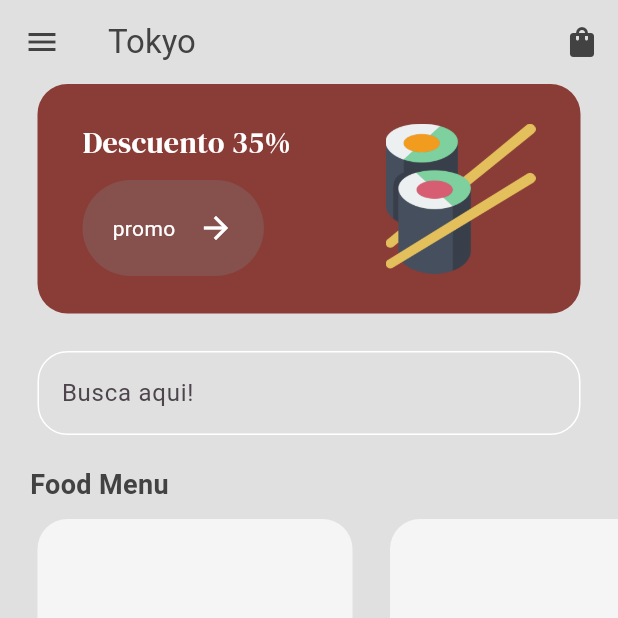
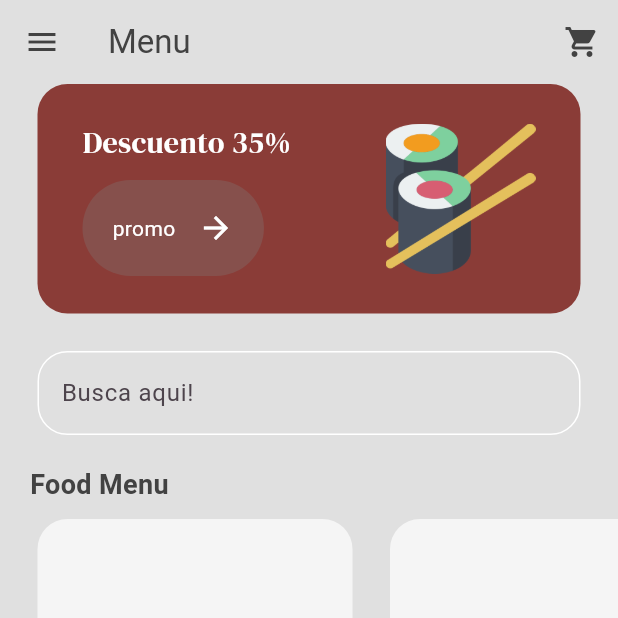
Before and after one commit to IsraelMerlyn/menu_restaurante, a Flutter app: the screen it shows after launch, after a tap on "Inicio", on a phone screen of 412 x 824 dp, the top half of it. Run offline on Flutter 3.47's test engine with Material 3 defaults, Android fonts, the phone set to English and light mode, and no system bars; our stand-ins replace awesome_dialog, google_fonts.

Commit message:
tasks 0.0.1 Agregando vistas, menu, rutas

```diff
--- a/lib/main.dart
+++ b/lib/main.dart
@@ -1,7 +1,9 @@
 import 'package:flutter/material.dart';
 import 'package:menu_restaurante/presentation/Screen/IntroPages.dart';
 import 'package:menu_restaurante/presentation/Screen/cart_pages.dart';
-import 'package:menu_restaurante/presentation/Screen/menuPages.dart';
+import 'package:menu_restaurante/presentation/Screen/homePages.dart';
+import 'package:menu_restaurante/presentation/Screen/settingPages.dart';
+// import 'package:menu_restaurante/presentation/Screen/menuPages.dart';
 import 'package:menu_restaurante/presentation/models/shop_model.dart';
 import 'package:provider/provider.dart';
 
@@ -26,8 +28,10 @@ class MyApp extends StatelessWidget {
       home: const IntroPages(),
       routes: {
         '/intropage': (context) => const IntroPages(),
-        '/menupages': (context) => const MenuPages(),
+        // '/menupages': (context) => const MenuPages(),
+        '/homemenupages': (context) => const HomePagesMenu(),
         '/cartpages': (context) => const CartPages(),
+        '/settingpages': (context) => const SettingPages(),
       },
     );
   }
--- a/lib/presentation/Screen/IntroPages.dart
+++ b/lib/presentation/Screen/IntroPages.dart
@@ -1,4 +1,3 @@
-// ignore: file_names
 import 'package:flutter/material.dart';
 import 'package:google_fonts/google_fonts.dart';
 import 'package:menu_restaurante/components/button.dart';
@@ -9,7 +8,7 @@ class IntroPages extends StatelessWidget {
   @override
   Widget build(BuildContext context) {
     return Scaffold(
-      backgroundColor: Color.fromARGB(255, 138, 60, 55),
+      backgroundColor: const Color.fromARGB(255, 138, 60, 55),
       body: Padding(
         padding: const EdgeInsets.all(25.0),
         child: Column(
@@ -58,10 +57,9 @@ class IntroPages extends StatelessWidget {
 
               MyButton(
                 text: 'Inicio',
-                onTap: () {
-                  //get to menu
-                  Navigator.pushNamed(context, '/menupages');
-                },
+                onTap: () =>
+                    //get to menu
+                    Navigator.pushNamed(context, '/homemenupages'),
               )
               // get start button
             ]),
--- /dev/null
+++ b/lib/presentation/Screen/homePages.dart
@@ -0,0 +1,207 @@
+import 'package:flutter/material.dart';
+import 'package:menu_restaurante/components/drawer.dart';
+import 'package:google_fonts/google_fonts.dart';
+import 'package:menu_restaurante/components/button.dart';
+import 'package:menu_restaurante/components/foot_tile.dart';
+import 'package:menu_restaurante/presentation/Screen/foodDetails.dart';
+import 'package:menu_restaurante/presentation/models/shop_model.dart';
+
+import 'package:menu_restaurante/themes/colors.dart';
+import 'package:provider/provider.dart';
+
+class HomePagesMenu extends StatefulWidget {
+  const HomePagesMenu({super.key});
+
+  @override
+  State<HomePagesMenu> createState() => _HomePagesMenuState();
+}
+
+class _HomePagesMenuState extends State<HomePagesMenu> {
+  void navigateToFoodDetails(int index) {
+    //get the shop
+    final shop = context.read<Shop>();
+    final foodMenu = shop.foodMenu;
+
+    Navigator.push(
+      context,
+      MaterialPageRoute(
+        builder: (context) => FoodDetailsPages(
+          food: foodMenu[index],
+        ),
+      ),
+    );
+  }
+
+  @override
+  Widget build(BuildContext context) {
+    //get the shop
+    final shop = context.read<Shop>();
+    final foodMenu = shop.foodMenu;
+
+    return Scaffold(
+      backgroundColor: Colors.grey[300],
+      appBar: AppBar(
+        backgroundColor: Colors.transparent,
+        foregroundColor: Colors.grey[800],
+        elevation: 0,
+        title: const Text('Menu'),
+        actions: [
+          IconButton(
+              onPressed: () {
+                Navigator.pushNamed(context, '/cartpages');
+              },
+              icon: const Icon(Icons.shopping_cart))
+        ],
+      ),
+      drawer: const MyDrawer(),
+      body: Column(
+        crossAxisAlignment: CrossAxisAlignment.start,
+        children: [
+          //promo banner
+
+          Container(
+            decoration: BoxDecoration(
+                color: primaryColor, borderRadius: BorderRadius.circular(20)),
+            margin: const EdgeInsets.symmetric(horizontal: 25),
+            padding: const EdgeInsets.symmetric(horizontal: 30, vertical: 25),
+            child: Row(
+              mainAxisAlignment: MainAxisAlignment.spaceBetween,
+              children: [
+                //promo
+                Column(
+                  crossAxisAlignment: CrossAxisAlignment.start,
+                  children: [
+                    Text(
+                      'Descuento 35%',
+                      style: GoogleFonts.dmSerifDisplay(
+                          fontSize: 20, color: Colors.white),
+                    ),
+                    const SizedBox(
+                      height: 10,
+                    ),
+                    //boton
+
+                    MyButton(
+                      text: 'promo',
+                      onTap: () {},
+                    )
+                  ],
+                ),
+
+                // image
+
+                Image.asset(
+                  'assets/img/sushis.png',
+                  width: 100,
+                )
+              ],
+            ),
+          ),
+          const SizedBox(
+            height: 25,
+          ),
+
+          // search bar
+
+          Padding(
+            padding: const EdgeInsets.symmetric(horizontal: 25.0),
+            child: TextField(
+              decoration: InputDecoration(
+                  focusedBorder: OutlineInputBorder(
+                    borderSide: const BorderSide(color: Colors.white),
+                    borderRadius: BorderRadius.circular(20),
+                  ),
+                  enabledBorder: OutlineInputBorder(
+                    borderSide: const BorderSide(color: Colors.white),
+                    borderRadius: BorderRadius.circular(20),
+                  ),
+                  hintText: 'Busca aqui!'),
+            ),
+          ),
+          const SizedBox(
+            height: 20,
+          ),
+
+          // menu list
+
+          Padding(
+            padding: const EdgeInsets.symmetric(horizontal: 20.0),
+            child: Text(
+              'Food Menu',
+              style: TextStyle(
+                  fontWeight: FontWeight.bold,
+                  color: Colors.grey[800],
+                  fontSize: 18),
+            ),
+          ),
+
+          const SizedBox(
+            height: 10,
+          ),
+
+          // popular food
+          Expanded(
+            child: ListView.builder(
+              scrollDirection: Axis.horizontal,
+              itemCount: foodMenu.length,
+              itemBuilder: (context, index) => FootTile(
+                food: foodMenu[index],
+                onTap: () => navigateToFoodDetails(index),
+              ),
+            ),
+          ),
+          const SizedBox(
+            height: 20,
+          ),
+          Container(
+            decoration: BoxDecoration(
+              color: Colors.grey[100],
+              borderRadius: BorderRadius.circular(20),
+            ),
+            margin: const EdgeInsets.only(left: 25, right: 25, bottom: 25),
+            padding: const EdgeInsets.all(20),
+            child: Row(
+              mainAxisAlignment: MainAxisAlignment.spaceBetween,
+              children: [
+                Row(
+                  children: [
+                    Image.asset(
+                      'assets/img/sushi3.png',
+                      height: 60,
+                    ),
+                    const SizedBox(
+                      width: 20,
+                    ),
+                    Column(
+                      crossAxisAlignment: CrossAxisAlignment.start,
+                      children: [
+                        Text(
+                          "salmon",
+                          style: GoogleFonts.dmSerifDisplay(fontSize: 18),
+                        ),
+                        const SizedBox(
+                          height: 10,
+                        ),
+                        Text(
+                          "\$21.00",
+                          style: TextStyle(
+                            color: Colors.grey[700],
+                          ),
+                        ),
+                      ],
+                    ),
+                  ],
+                ),
+                Icon(
+                  Icons.favorite_outline,
+                  color: Colors.grey[600],
+                  size: 28,
+                )
+              ],
+            ),
+          )
+        ],
+      ),
+    );
+  }
+}
--- a/lib/presentation/Screen/menuPages.dart
+++ b/lib/presentation/Screen/menuPages.dart
@@ -2,6 +2,7 @@
 import 'package:flutter/material.dart';
 import 'package:google_fonts/google_fonts.dart';
 import 'package:menu_restaurante/components/button.dart';
+import 'package:menu_restaurante/components/drawer.dart';
 import 'package:menu_restaurante/components/foot_tile.dart';
 import 'package:menu_restaurante/presentation/Screen/foodDetails.dart';
 
@@ -39,6 +40,7 @@ class _MenuPagesState extends State<MenuPages> {
     //get the shop
     final shop = context.read<Shop>();
     final foodMenu = shop.foodMenu;
+
     return Scaffold(
       backgroundColor: Colors.grey[300],
       appBar: AppBar(
@@ -59,154 +61,155 @@ class _MenuPagesState extends State<MenuPages> {
               icon: const Icon(Icons.shopping_bag))
         ],
       ),
-      body: Column(
-        crossAxisAlignment: CrossAxisAlignment.start,
-        children: [
-          //promo banner
+      drawer: MyDrawer(),
+      // body: Column(
+      //   crossAxisAlignment: CrossAxisAlignment.start,
+      //   children: [
+      //     //promo banner
 
-          Container(
-            decoration: BoxDecoration(
-                color: primaryColor, borderRadius: BorderRadius.circular(20)),
-            margin: const EdgeInsets.symmetric(horizontal: 25),
-            padding: const EdgeInsets.symmetric(horizontal: 30, vertical: 25),
-            child: Row(
-              mainAxisAlignment: MainAxisAlignment.spaceBetween,
-              children: [
-                //promo
-                Column(
-                  crossAxisAlignment: CrossAxisAlignment.start,
-                  children: [
-                    Text(
-                      'Descuento 35%',
-                      style: GoogleFonts.dmSerifDisplay(
-                          fontSize: 20, color: Colors.white),
-                    ),
-                    const SizedBox(
-                      height: 10,
-                    ),
-                    //boton
+      //     Container(
+      //       decoration: BoxDecoration(
+      //           color: primaryColor, borderRadius: BorderRadius.circular(20)),
+      //       margin: const EdgeInsets.symmetric(horizontal: 25),
+      //       padding: const EdgeInsets.symmetric(horizontal: 30, vertical: 25),
+      //       child: Row(
+      //         mainAxisAlignment: MainAxisAlignment.spaceBetween,
+      //         children: [
+      //           //promo
+      //           Column(
+      //             crossAxisAlignment: CrossAxisAlignment.start,
+      //             children: [
+      //               Text(
+      //                 'Descuento 35%',
+      //                 style: GoogleFonts.dmSerifDisplay(
+      //                     fontSize: 20, color: Colors.white),
+      //               ),
+      //               const SizedBox(
+      //                 height: 10,
+      //               ),
+      //               //boton
 
-                    MyButton(
-                      text: 'promo',
-                      onTap: () {},
-                    )
-                  ],
-                ),
+      //               MyButton(
+      //                 text: 'promo',
+      //                 onTap: () {},
+      //               )
+      //             ],
+      //           ),
 
-                // image
+      //           // image
 
-                Image.asset(
-                  'assets/img/sushis.png',
-                  width: 100,
-                )
-              ],
-            ),
-          ),
-          const SizedBox(
-            height: 25,
-          ),
+      //           Image.asset(
+      //             'assets/img/sushis.png',
+      //             width: 100,
+      //           )
+      //         ],
+      //       ),
+      //     ),
+      //     const SizedBox(
+      //       height: 25,
+      //     ),
 
-          // search bar
+      //     // search bar
 
-          Padding(
-            padding: const EdgeInsets.symmetric(horizontal: 25.0),
-            child: TextField(
-              decoration: InputDecoration(
-                  focusedBorder: OutlineInputBorder(
-                    borderSide: const BorderSide(color: Colors.white),
-                    borderRadius: BorderRadius.circular(20),
-                  ),
-                  enabledBorder: OutlineInputBorder(
-                    borderSide: const BorderSide(color: Colors.white),
-                    borderRadius: BorderRadius.circular(20),
-                  ),
-                  hintText: 'Busca aqui!'),
-            ),
-          ),
-          const SizedBox(
-            height: 20,
-          ),
+      //     Padding(
+      //       padding: const EdgeInsets.symmetric(horizontal: 25.0),
+      //       child: TextField(
+      //         decoration: InputDecoration(
+      //             focusedBorder: OutlineInputBorder(
+      //               borderSide: const BorderSide(color: Colors.white),
+      //               borderRadius: BorderRadius.circular(20),
+      //             ),
+      //             enabledBorder: OutlineInputBorder(
+      //               borderSide: const BorderSide(color: Colors.white),
+      //               borderRadius: BorderRadius.circular(20),
+      //             ),
+      //             hintText: 'Busca aqui!'),
+      //       ),
+      //     ),
+      //     const SizedBox(
+      //       height: 20,
+      //     ),
 
-          // menu list
+      //     // menu list
 
-          Padding(
-            padding: const EdgeInsets.symmetric(horizontal: 20.0),
-            child: Text(
-              'Food Menu',
-              style: TextStyle(
-                  fontWeight: FontWeight.bold,
-                  color: Colors.grey[800],
-                  fontSize: 18),
-            ),
-          ),
+      //     Padding(
+      //       padding: const EdgeInsets.symmetric(horizontal: 20.0),
+      //       child: Text(
+      //         'Food Menu',
+      //         style: TextStyle(
+      //             fontWeight: FontWeight.bold,
+      //             color: Colors.grey[800],
+      //             fontSize: 18),
+      //       ),
+      //     ),
 
-          const SizedBox(
-            height: 10,
-          ),
+      //     const SizedBox(
+      //       height: 10,
+      //     ),
 
-          // popular food
-          Expanded(
-            child: ListView.builder(
-              scrollDirection: Axis.horizontal,
-              itemCount: foodMenu.length,
-              itemBuilder: (context, index) => FootTile(
-                food: foodMenu[index],
-                onTap: () => navigateToFoodDetails(index),
-              ),
-            ),
-          ),
-          const SizedBox(
-            height: 20,
-          ),
-          Container(
-            decoration: BoxDecoration(
-              color: Colors.grey[100],
-              borderRadius: BorderRadius.circular(20),
-            ),
-            margin: const EdgeInsets.only(left: 25, right: 25, bottom: 25),
-            padding: const EdgeInsets.all(20),
-            child: Row(
-              mainAxisAlignment: MainAxisAlignment.spaceBetween,
-              children: [
-                Row(
-                  children: [
-                    Image.asset(
-                      'assets/img/sushi3.png',
-                      height: 60,
-                    ),
-                    const SizedBox(
-                      width: 20,
-                    ),
-                    Column(
-                      crossAxisAlignment: CrossAxisAlignment.start,
-                      children: [
-                        Text(
-                          "salmon",
-                          style: GoogleFonts.dmSerifDisplay(fontSize: 18),
-                        ),
-                        const SizedBox(
-                          height: 10,
-                        ),
-                        Text(
-                          "\$21.00",
-                          style: TextStyle(
-                            color: Colors.grey[700],
-                          ),
-                        ),
-                      ],
-                    ),
-                  ],
-                ),
-                Icon(
-                  Icons.favorite_outline,
-                  color: Colors.grey[600],
-                  size: 28,
-                )
-              ],
-            ),
-          )
-        ],
-      ),
+      //     // popular food
+      //     Expanded(
+      //       child: ListView.builder(
+      //         scrollDirection: Axis.horizontal,
+      //         itemCount: foodMenu.length,
+      //         itemBuilder: (context, index) => FootTile(
+      //           food: foodMenu[index],
+      //           onTap: () => navigateToFoodDetails(index),
+      //         ),
+      //       ),
+      //     ),
+      //     const SizedBox(
+      //       height: 20,
+      //     ),
+      //     Container(
+      //       decoration: BoxDecoration(
+      //         color: Colors.grey[100],
+      //         borderRadius: BorderRadius.circular(20),
+      //       ),
+      //       margin: const EdgeInsets.only(left: 25, right: 25, bottom: 25),
+      //       padding: const EdgeInsets.all(20),
+      //       child: Row(
+      //         mainAxisAlignment: MainAxisAlignment.spaceBetween,
+      //         children: [
+      //           Row(
+      //             children: [
+      //               Image.asset(
+      //                 'assets/img/sushi3.png',
+      //                 height: 60,
+      //               ),
+      //               const SizedBox(
+      //                 width: 20,
+      //               ),
+      //               Column(
+      //                 crossAxisAlignment: CrossAxisAlignment.start,
+      //                 children: [
+      //                   Text(
+      //                     "salmon",
+      //                     style: GoogleFonts.dmSerifDisplay(fontSize: 18),
+      //                   ),
+      //                   const SizedBox(
+      //                     height: 10,
+      //                   ),
+      //                   Text(
+      //                     "\$21.00",
+      //                     style: TextStyle(
+      //                       color: Colors.grey[700],
+      //                     ),
+      //                   ),
+      //                 ],
+      //               ),
+      //             ],
+      //           ),
+      //           Icon(
+      //             Icons.favorite_outline,
+      //             color: Colors.grey[600],
+      //             size: 28,
+      //           )
+      //         ],
+      //       ),
+      //     )
+      //   ],
+      // ),
     );
   }
 }
--- a/lib/themes/colors.dart
+++ b/lib/themes/colors.dart
@@ -2,4 +2,4 @@ import 'package:flutter/material.dart';
 
 var primaryColor = const Color.fromARGB(255, 138, 60, 55);
 var secondaryColor = const Color.fromARGB(109, 140, 94, 91);
-var colorB = Color.fromARGB(255, 255, 255, 255);
+var colorB = const Color.fromARGB(255, 255, 255, 255);
```
Also changed, not shown: lib/components/drawer.dart (added, +68 -0 lines), lib/components/my_ttitle.dart (added, +25 -0 lines), lib/presentation/Screen/foodDetails.dart (+3 -4 lines), lib/presentation/Screen/settingPages.dart (added, +59 -0 lines), pubspec.lock.
